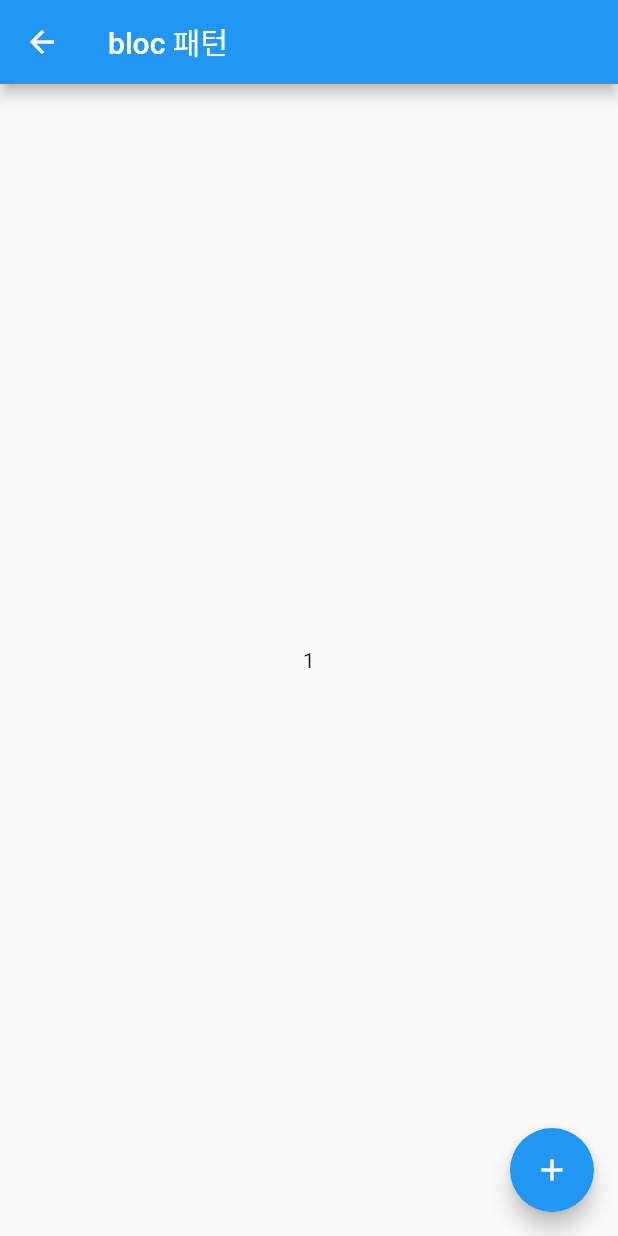
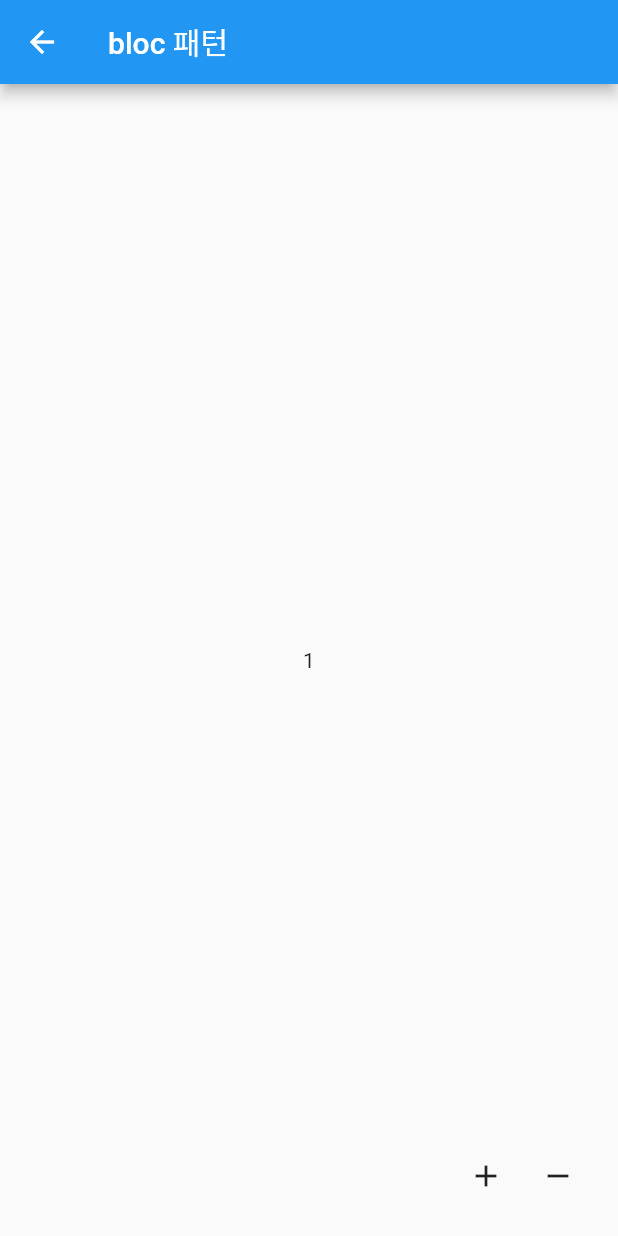
Before and after one commit to sudar-life/flutter-bloc-sample, a Flutter app: the BlocDisplayWidget screen opened directly, after a tap on the "add" icon, on a phone screen of 412 x 824 dp. Run offline on Flutter 3.47's test engine with Material 2 defaults, Android fonts, the phone set to English and light mode, and no system bars.

Commit message:
feat : bloc 패던 정석  - 이벤트 등록  - stream 구독 처리

```diff
--- a/lib/main.dart
+++ b/lib/main.dart
@@ -1,10 +1,13 @@
 import 'package:flutter/material.dart';
+import 'package:flutter_bloc_sample/src/bloc_pattern/bloc/count_bloc.dart';
 import 'package:flutter_bloc_sample/src/bloc_pattern/ui/bloc_display_widget.dart';
 import 'package:flutter_bloc_sample/src/stateful/ui/plus_stateful_display_widget.dart';
 
 void main() {
   runApp(MyApp());
 }
+
+final countBloc = CountBloc();
 
 class MyApp extends StatelessWidget {
   @override
--- a/lib/src/bloc_pattern/bloc/count_bloc.dart
+++ b/lib/src/bloc_pattern/bloc/count_bloc.dart
@@ -1,16 +1,42 @@
 import 'dart:async';
 
 class CountBloc {
+  CountEventBloc countEventBloc = CountEventBloc();
   int _count = 0;
   final StreamController<int> _countSubject = StreamController<int>();
   Stream<int> get count => _countSubject.stream;
 
-  add() {
-    _count++;
+  CountBloc() {
+    countEventBloc._countEventSubject.stream.listen(_countEventListen);
+  }
+
+  _countEventListen(CountEvent event) {
+    switch (event) {
+      case CountEvent.ADD_EVENT:
+        _count++;
+        break;
+      case CountEvent.SUBTRACT_EVENT:
+        _count--;
+        break;
+    }
     _countSubject.sink.add(_count);
   }
 
   dispose() {
     _countSubject.close();
+    countEventBloc.dispose();
   }
 }
+
+class CountEventBloc {
+  final StreamController<CountEvent> _countEventSubject =
+      StreamController<CountEvent>();
+
+  Sink<CountEvent> get countEventSink => _countEventSubject.sink;
+
+  dispose() {
+    _countEventSubject.close();
+  }
+}
+
+enum CountEvent { ADD_EVENT, SUBTRACT_EVENT }
--- a/lib/src/bloc_pattern/components/count_view.dart
+++ b/lib/src/bloc_pattern/components/count_view.dart
@@ -1,9 +1,9 @@
 import 'package:flutter/material.dart';
-import 'package:flutter_bloc_sample/src/bloc_pattern/bloc/count_bloc.dart';
+
+import '../../../main.dart';
 
 class CountView extends StatelessWidget {
-  CountBloc countBloc;
-  CountView({Key key, this.countBloc}) : super(key: key);
+  CountView({Key key}) : super(key: key);
 
   @override
   Widget build(BuildContext context) {
--- a/lib/src/bloc_pattern/ui/bloc_display_widget.dart
+++ b/lib/src/bloc_pattern/ui/bloc_display_widget.dart
@@ -2,19 +2,12 @@ import 'package:flutter/material.dart';
 import 'package:flutter_bloc_sample/src/bloc_pattern/bloc/count_bloc.dart';
 import 'package:flutter_bloc_sample/src/bloc_pattern/components/count_view.dart';
 
-class BlocDisplayWidget extends StatefulWidget {
-  BlocDisplayWidget({Key key}) : super(key: key);
+import '../../../main.dart';
 
-  @override
-  _BlocDisplayWidgetState createState() => _BlocDisplayWidgetState();
-}
-
-class _BlocDisplayWidgetState extends State<BlocDisplayWidget> {
-  final CountBloc countBloc = CountBloc();
-  @override
-  void dispose() {
-    super.dispose();
-    countBloc.dispose();
+class BlocDisplayWidget extends StatelessWidget {
+  CountEventBloc _countEventBloc;
+  BlocDisplayWidget() {
+    _countEventBloc = countBloc.countEventBloc;
   }
 
   @override
@@ -23,12 +16,23 @@ class _BlocDisplayWidgetState extends State<BlocDisplayWidget> {
       appBar: AppBar(
         title: Text("bloc 패턴"),
       ),
-      body: CountView(countBloc: countBloc),
-      floatingActionButton: FloatingActionButton(
-        child: Icon(Icons.add),
-        onPressed: () {
-          countBloc.add();
-        },
+      body: CountView(),
+      floatingActionButton: Row(
+        mainAxisAlignment: MainAxisAlignment.end,
+        children: [
+          IconButton(
+            icon: Icon(Icons.add),
+            onPressed: () {
+              _countEventBloc.countEventSink.add(CountEvent.ADD_EVENT);
+            },
+          ),
+          IconButton(
+            icon: Icon(Icons.remove),
+            onPressed: () {
+              _countEventBloc.countEventSink.add(CountEvent.SUBTRACT_EVENT);
+            },
+          ),
+        ],
       ),
     );
   }
```
Also changed, not shown: lib/src/stateful/ui/plus_stateful_display_widget.dart (+20 -7 lines).
